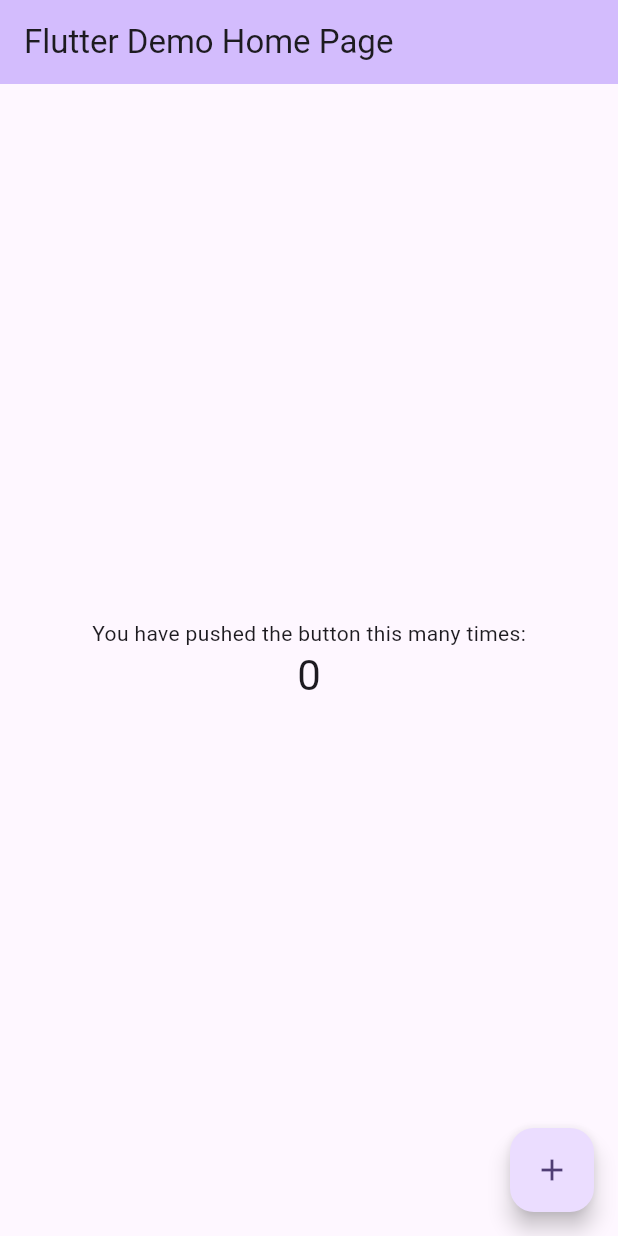
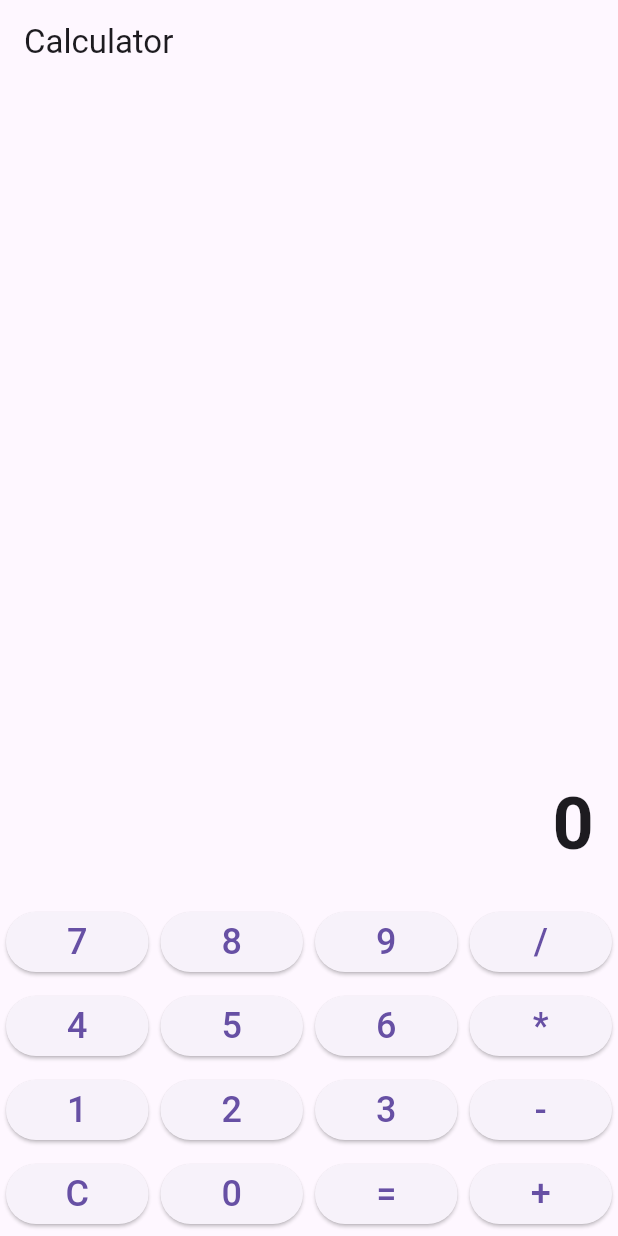
Before and after one commit to Griffin-McCue/Assignment2Calc, a Flutter app: the screen it shows after launch, on a phone screen of 412 x 824 dp. Run offline on Flutter 3.47's test engine with Material 3 defaults, Android fonts, the phone set to English and light mode, and no system bars.

Commit message:
Added code.

```diff
--- a/lib/main.dart
+++ b/lib/main.dart
@@ -1,122 +1,162 @@
 import 'package:flutter/material.dart';
 
 void main() {
-  runApp(const MyApp());
+  runApp(CalculatorApp());
 }
 
-class MyApp extends StatelessWidget {
-  const MyApp({super.key});
-
-  // This widget is the root of your application.
+class CalculatorApp extends StatelessWidget {
   @override
   Widget build(BuildContext context) {
     return MaterialApp(
-      title: 'Flutter Demo',
+      title: 'Calculator App',
       theme: ThemeData(
-        // This is the theme of your application.
-        //
-        // TRY THIS: Try running your application with "flutter run". You'll see
-        // the application has a purple toolbar. Then, without quitting the app,
-        // try changing the seedColor in the colorScheme below to Colors.green
-        // and then invoke "hot reload" (save your changes or press the "hot
-        // reload" button in a Flutter-supported IDE, or press "r" if you used
-        // the command line to start the app).
-        //
-        // Notice that the counter didn't reset back to zero; the application
-        // state is not lost during the reload. To reset the state, use hot
-        // restart instead.
-        //
-        // This works for code too, not just values: Most code changes can be
-        // tested with just a hot reload.
-        colorScheme: ColorScheme.fromSeed(seedColor: Colors.deepPurple),
+        primarySwatch: Colors.blue,
       ),
-      home: const MyHomePage(title: 'Flutter Demo Home Page'),
+      home: CalculatorHomePage(),
     );
   }
 }
 
-class MyHomePage extends StatefulWidget {
-  const MyHomePage({super.key, required this.title});
-
-  // This widget is the home page of your application. It is stateful, meaning
-  // that it has a State object (defined below) that contains fields that affect
-  // how it looks.
-
-  // This class is the configuration for the state. It holds the values (in this
-  // case the title) provided by the parent (in this case the App widget) and
-  // used by the build method of the State. Fields in a Widget subclass are
-  // always marked "final".
-
-  final String title;
-
+class CalculatorHomePage extends StatefulWidget {
   @override
-  State<MyHomePage> createState() => _MyHomePageState();
+  _CalculatorHomePageState createState() => _CalculatorHomePageState();
 }
 
-class _MyHomePageState extends State<MyHomePage> {
-  int _counter = 0;
+class _CalculatorHomePageState extends State<CalculatorHomePage> {
+  String _output = "0";
+  String _operand1 = "";
+  String _operator = "";
+  String _operand2 = "";
 
-  void _incrementCounter() {
+  void _buttonPressed(String buttonText) {
     setState(() {
-      // This call to setState tells the Flutter framework that something has
-      // changed in this State, which causes it to rerun the build method below
-      // so that the display can reflect the updated values. If we changed
-      // _counter without calling setState(), then the build method would not be
-      // called again, and so nothing would appear to happen.
-      _counter++;
+      if (buttonText == "C") {
+        _output = "0";
+        _operand1 = "";
+        _operator = "";
+        _operand2 = "";
+      } else if (buttonText == "+" ||
+          buttonText == "-" ||
+          buttonText == "*" ||
+          buttonText == "/") {
+        if (_operand1.isNotEmpty) {
+          _operator = buttonText;
+        }else if(_output != "0"){
+            _operand1 = _output;
+            _operator = buttonText;
+            _output = "0";
+        }
+      } else if (buttonText == "=") {
+        if (_operand1.isNotEmpty && _operator.isNotEmpty && _output.isNotEmpty) {
+          _operand2 = _output;
+          double num1 = double.parse(_operand1);
+          double num2 = double.parse(_operand2);
+          double result = 0;
+
+          switch (_operator) {
+            case "+":
+              result = num1 + num2;
+              break;
+            case "-":
+              result = num1 - num2;
+              break;
+            case "*":
+              result = num1 * num2;
+              break;
+            case "/":
+              if (num2 != 0) {
+                result = num1 / num2;
+              } else {
+                _output = "Error: Division by zero";
+                return;
+              }
+              break;
+          }
+          _output = result.toString();
+          _operand1 = "";
+          _operator = "";
+          _operand2 = "";
+        }
+      } else {
+        if (_output == "0" || _operator.isNotEmpty) {
+          _output = buttonText;
+          if(_operator.isNotEmpty){
+            _operator = "";
+          }
+        } else {
+          _output += buttonText;
+        }
+      }
     });
+  }
+
+  Widget _buildButton(String buttonText) {
+    return Expanded(
+      child: Padding(
+        padding: const EdgeInsets.all(4.0),
+        child: ElevatedButton(
+          onPressed: () => _buttonPressed(buttonText),
+          child: Text(
+            buttonText,
+            style: TextStyle(fontSize: 24),
+          ),
+        ),
+      ),
+    );
   }
 
   @override
   Widget build(BuildContext context) {
-    // This method is rerun every time setState is called, for instance as done
-    // by the _incrementCounter method above.
-    //
-    // The Flutter framework has been optimized to make rerunning build methods
-    // fast, so that you can just rebuild anything that needs updating rather
-    // than having to individually change instances of widgets.
     return Scaffold(
       appBar: AppBar(
-        // TRY THIS: Try changing the color here to a specific color (to
-        // Colors.amber, perhaps?) and trigger a hot reload to see the AppBar
-        // change color while the other colors stay the same.
-        backgroundColor: Theme.of(context).colorScheme.inversePrimary,
-        // Here we take the value from the MyHomePage object that was created by
-        // the App.build method, and use it to set our appbar title.
-        title: Text(widget.title),
+        title: Text('Calculator'),
       ),
-      body: Center(
-        // Center is a layout widget. It takes a single child and positions it
-        // in the middle of the parent.
-        child: Column(
-          // Column is also a layout widget. It takes a list of children and
-          // arranges them vertically. By default, it sizes itself to fit its
-          // children horizontally, and tries to be as tall as its parent.
-          //
-          // Column has various properties to control how it sizes itself and
-          // how it positions its children. Here we use mainAxisAlignment to
-          // center the children vertically; the main axis here is the vertical
-          // axis because Columns are vertical (the cross axis would be
-          // horizontal).
-          //
-          // TRY THIS: Invoke "debug painting" (choose the "Toggle Debug Paint"
-          // action in the IDE, or press "p" in the console), to see the
-          // wireframe for each widget.
-          mainAxisAlignment: MainAxisAlignment.center,
-          children: <Widget>[
-            const Text('You have pushed the button this many times:'),
-            Text(
-              '$_counter',
-              style: Theme.of(context).textTheme.headlineMedium,
+      body: Column(
+        children: <Widget>[
+          Expanded(
+            child: Container(
+              padding: EdgeInsets.all(16.0),
+              alignment: Alignment.bottomRight,
+              child: Text(
+                _output,
+                style: TextStyle(fontSize: 48.0, fontWeight: FontWeight.bold),
+              ),
             ),
-          ],
-        ),
+          ),
+          Row(
+            children: <Widget>[
+              _buildButton("7"),
+              _buildButton("8"),
+              _buildButton("9"),
+              _buildButton("/"),
+            ],
+          ),
+          Row(
+            children: <Widget>[
+              _buildButton("4"),
+              _buildButton("5"),
+              _buildButton("6"),
+              _buildButton("*"),
+            ],
+          ),
+          Row(
+            children: <Widget>[
+              _buildButton("1"),
+              _buildButton("2"),
+              _buildButton("3"),
+              _buildButton("-"),
+            ],
+          ),
+          Row(
+            children: <Widget>[
+              _buildButton("C"),
+              _buildButton("0"),
+              _buildButton("="),
+              _buildButton("+"),
+            ],
+          ),
+        ],
       ),
-      floatingActionButton: FloatingActionButton(
-        onPressed: _incrementCounter,
-        tooltip: 'Increment',
-        child: const Icon(Icons.add),
-      ), // This trailing comma makes auto-formatting nicer for build methods.
     );
   }
 }
```
